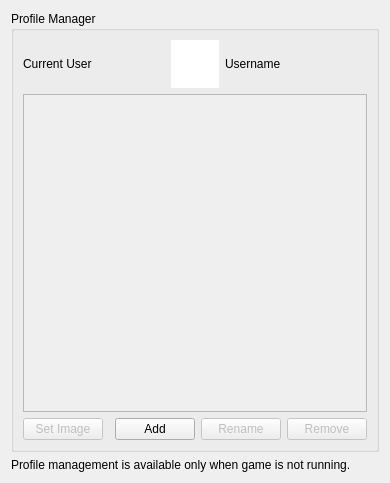
Above: src/yuzu/configuration/configure_profile_manager.ui from suyu-emu/suyu-v0.0.4 before the change. Below: the same form after it.
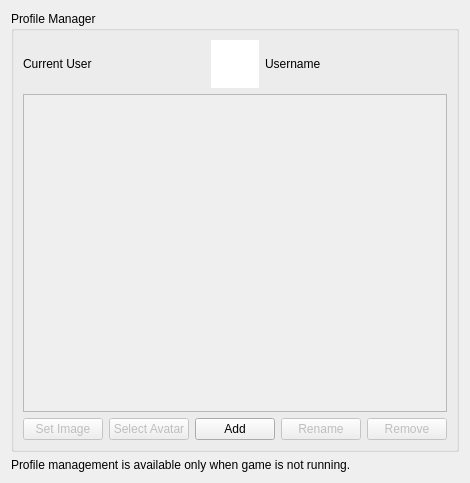
That is the form after the change.

Commit message:
profile_manager: Implement firmware avatar selector (#56)
Adds an option to set a user's profile image from the avatars in the firmware. Background color can be changed with a color picker. Also modifies profile image saving to account for this, and as a result images are now saved as JPEG with 100% quality. Any PNG, JPEG, or BMP can now also be used in the image file picker instead of just JPEG.

Also of note: I am not a C/C++ developer so please let me know if anything should be changed. Used ryujinx's implementation and other parts of the yuzu codebase for reference.

What changed in the file:
```diff
--- a/src/yuzu/configuration/configure_profile_manager.ui
+++ b/src/yuzu/configuration/configure_profile_manager.ui
@@ -117,6 +117,16 @@
             </property>
            </widget>
           </item>
+          <item>
+           <widget class="QPushButton" name="pm_select_avatar">
+            <property name="enabled">
+             <bool>false</bool>
+            </property>
+            <property name="text">
+             <string>Select Avatar</string>
+            </property>
+           </widget>
+          </item>
           <item>
            <spacer name="horizontalSpacer">
             <property name="orientation">
```
Left out of the diff: 4 changed lines with no effect on the pictures. The commit also changes 2 other files.
